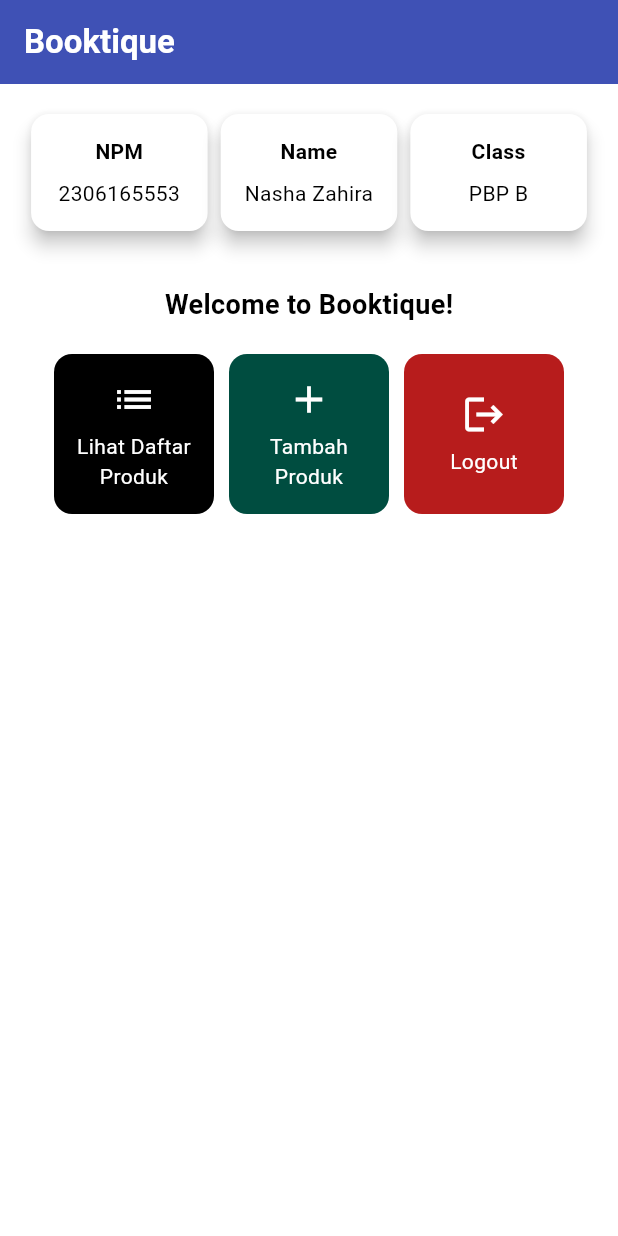
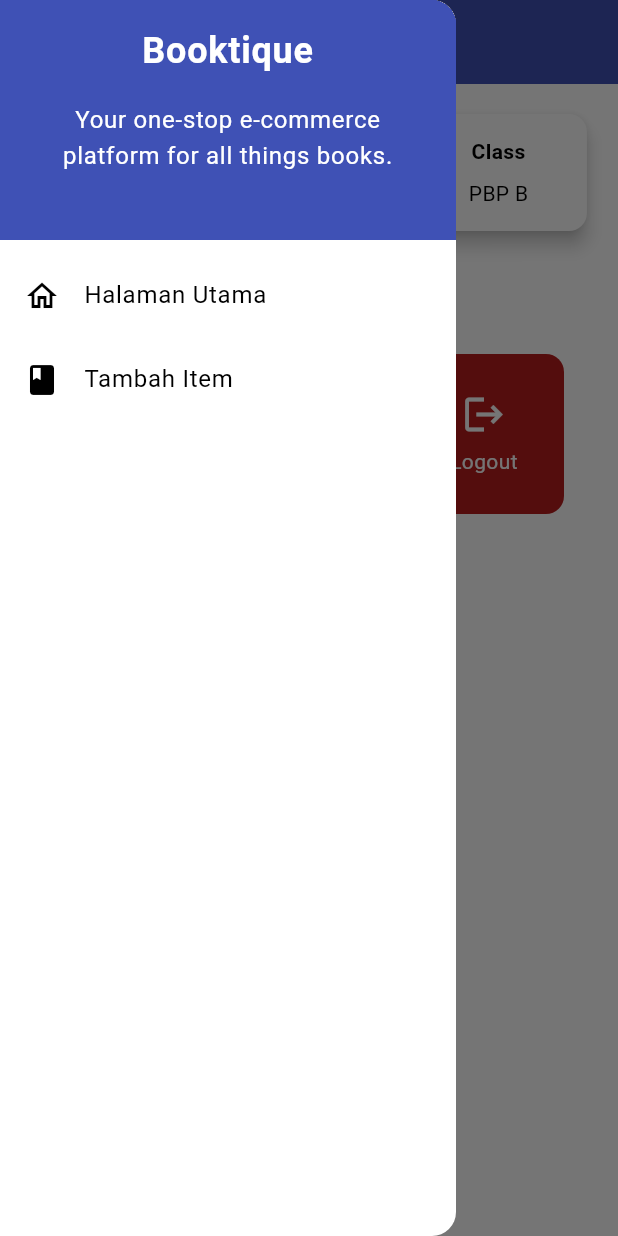
Before and after one commit to genshzin/booktique-mobile, a Flutter app: the screen it shows after launch, with the side drawer open (before the commit the screen has no drawer), on a phone screen of 412 x 824 dp. Run offline on Flutter 3.47's test engine with Material 3 defaults, Android fonts, the phone set to English and light mode, and no system bars.

Commit message:
Refactor menu structure, add left drawer with item cards, and add form

```diff
--- a/lib/main.dart
+++ b/lib/main.dart
@@ -1,5 +1,5 @@
 import 'package:flutter/material.dart';
-import 'package:booktique_mobile/menu.dart';
+import 'package:booktique_mobile/screens/menu.dart';
 
 void main() {
   runApp(const MyApp());
--- a/lib/menu.dart
+++ b/lib/screens/menu.dart
@@ -1,4 +1,6 @@
 import 'package:flutter/material.dart';
+import 'package:booktique_mobile/widgets/item_card.dart';
+import 'package:booktique_mobile/widgets/left_drawer.dart';
 
 // Widget utama yang menampilkan halaman beranda aplikasi
 class MyHomePage extends StatelessWidget {
@@ -29,8 +31,8 @@ class MyHomePage extends StatelessWidget {
         ),
         backgroundColor: Theme.of(context).colorScheme.primary,
       ),
-      backgroundColor: Colors.white,
       // Konten utama halaman
+      drawer: const LeftDrawer(),
       body: Padding(
         padding: const EdgeInsets.all(16.0),
         child: Column(
@@ -114,74 +116,3 @@ class InfoCard extends StatelessWidget {
     );
   }
 }
-
-// Kelas untuk menyimpan data item menu
-class ItemHomepage {
-  final String name;
-  final IconData icon;
-
-  ItemHomepage(this.name, this.icon);
-}
-
-// Widget untuk menampilkan kartu menu
-class ItemCard extends StatelessWidget {
-  final ItemHomepage item;
-
-  const ItemCard(this.item, {super.key});
-
-  // Fungsi untuk menentukan warna background kartu berdasarkan jenis menu
-  Color _getColorForItem(BuildContext context) {
-    switch (item.name) {
-      case "Lihat Daftar Produk":
-        return Colors.black;
-      case "Tambah Produk":
-        return Colors.teal.shade900;
-      case "Logout":
-        return Colors.red.shade900;
-      default:
-        return Theme.of(context).colorScheme.secondary;
-    }
-  }
-
-  @override
-  Widget build(BuildContext context) {
-    return Material(
-      color: _getColorForItem(context),
-      borderRadius: BorderRadius.circular(12),
-      // Menambahkan efek sentuhan pada kartu
-      child: InkWell(
-        onTap: () {
-          // Menampilkan snackbar saat kartu ditekan
-          ScaffoldMessenger.of(context)
-            ..hideCurrentSnackBar()
-            ..showSnackBar(
-              SnackBar(content: Text("Kamu telah menekan tombol ${item.name}!")),
-            );
-        },
-        child: Container(
-          padding: const EdgeInsets.all(8),
-          child: Center(
-            child: Column(
-              mainAxisAlignment: MainAxisAlignment.center,
-              children: [
-                // Ikon menu
-                Icon(
-                  item.icon,
-                  color: Colors.white,
-                  size: 30.0,
-                ),
-                const Padding(padding: EdgeInsets.all(3)),
-                // Teks menu
-                Text(
-                  item.name,
-                  textAlign: TextAlign.center,
-                  style: const TextStyle(color: Colors.white),
-                ),
-              ],
-            ),
-          ),
-        ),
-      ),
-    );
-  }
-}
--- /dev/null
+++ b/lib/widgets/item_card.dart
@@ -0,0 +1,81 @@
+import 'package:flutter/material.dart';
+import 'package:booktique_mobile/screens/itementry_form.dart';
+
+// Kelas untuk menyimpan data item menu
+class ItemHomepage {
+  final String name;
+  final IconData icon;
+
+  ItemHomepage(this.name, this.icon);
+}
+
+// Widget untuk menampilkan kartu menu
+class ItemCard extends StatelessWidget {
+  final ItemHomepage item;
+
+  const ItemCard(this.item, {super.key});
+
+  // Fungsi untuk menentukan warna background kartu berdasarkan jenis menu
+  Color _getColorForItem(BuildContext context) {
+    switch (item.name) {
+      case "Lihat Daftar Produk":
+        return Colors.black;
+      case "Tambah Produk":
+        return Colors.teal.shade900;
+      case "Logout":
+        return Colors.red.shade900;
+      default:
+        return Theme.of(context).colorScheme.secondary;
+    }
+  }
+
+  @override
+  Widget build(BuildContext context) {
+    return Material(
+      color: _getColorForItem(context),
+      borderRadius: BorderRadius.circular(12),
+      // Menambahkan efek sentuhan pada kartu
+      child: InkWell(
+        onTap: () {
+          // Menampilkan snackbar saat kartu ditekan
+          ScaffoldMessenger.of(context)
+            ..hideCurrentSnackBar()
+            ..showSnackBar(
+              SnackBar(content: Text("Kamu telah menekan tombol ${item.name}!")),
+            );
+          if (item.name == "Tambah Produk") {
+            Navigator.push(
+              context,
+              MaterialPageRoute(
+                builder: (context) => const ItemEntryFormPage(),
+              ),
+            );
+          }
+        },
+        child: Container(
+          padding: const EdgeInsets.all(8),
+          child: Center(
+            child: Column(
+              mainAxisAlignment: MainAxisAlignment.center,
+              children: [
+                // Ikon menu
+                Icon(
+                  item.icon,
+                  color: Colors.white,
+                  size: 30.0,
+                ),
+                const Padding(padding: EdgeInsets.all(3)),
+                // Teks menu
+                Text(
+                  item.name,
+                  textAlign: TextAlign.center,
+                  style: const TextStyle(color: Colors.white),
+                ),
+              ],
+            ),
+          ),
+        ),
+      ),
+    );
+  }
+}
--- /dev/null
+++ b/lib/widgets/left_drawer.dart
@@ -0,0 +1,67 @@
+import 'package:flutter/material.dart';
+import 'package:booktique_mobile/screens/menu.dart';
+import 'package:booktique_mobile/screens/itementry_form.dart';
+
+class LeftDrawer extends StatelessWidget {
+  const LeftDrawer({super.key});
+
+  @override
+  Widget build(BuildContext context) {
+    return Drawer(
+      child: ListView(
+        children: [
+          DrawerHeader(
+            decoration: BoxDecoration(
+            color: Theme.of(context).colorScheme.primary,
+          ),
+          child: const Column(
+            children: [
+              Text(
+                'Booktique',
+                textAlign: TextAlign.center,
+                style: TextStyle(
+                  fontSize: 24,
+                  fontWeight: FontWeight.bold,
+                  color: Colors.white,
+                ),
+              ),
+              Padding(padding: EdgeInsets.all(8)),
+              Text(
+                'Your one-stop e-commerce platform for all things books.',
+                textAlign: TextAlign.center,
+                style: TextStyle(
+                  fontSize: 16,
+                  color: Colors.white,
+                ),
+              ),
+            ],
+          ),
+          ),
+          ListTile(
+            leading: const Icon(Icons.home_outlined),
+            title: const Text('Halaman Utama'),
+            // Bagian redirection ke MyHomePage
+            onTap: () {
+              Navigator.pushReplacement(
+                  context,
+                  MaterialPageRoute(
+                    builder: (context) => MyHomePage(),
+                  ));
+            },
+          ),
+          ListTile(
+            leading: const Icon(Icons.book),
+            title: const Text('Tambah Item'),
+            onTap: () {
+              Navigator.pushReplacement(
+                  context,
+                  MaterialPageRoute(
+                    builder: (context) => ItemEntryFormPage(),
+                  ));
+            },
+          ),
+        ],
+      ),
+    );
+  }
+}
```
Also changed, not shown: lib/screens/itementry_form.dart (added, +250 -0 lines), pubspec.lock.
